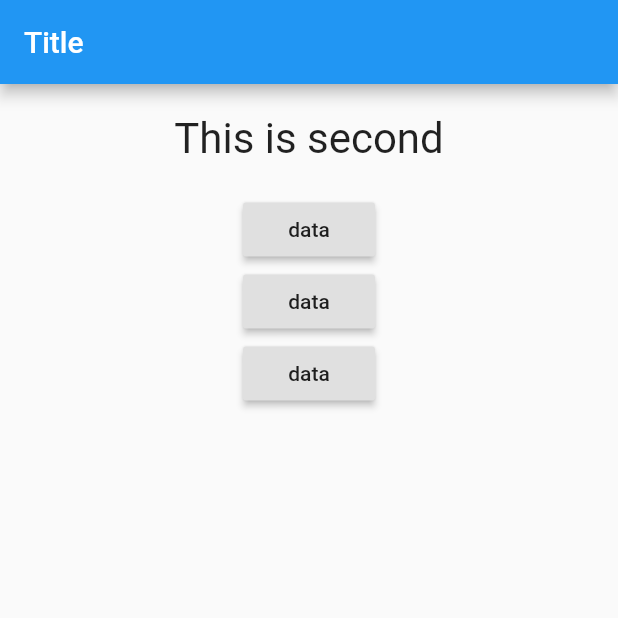
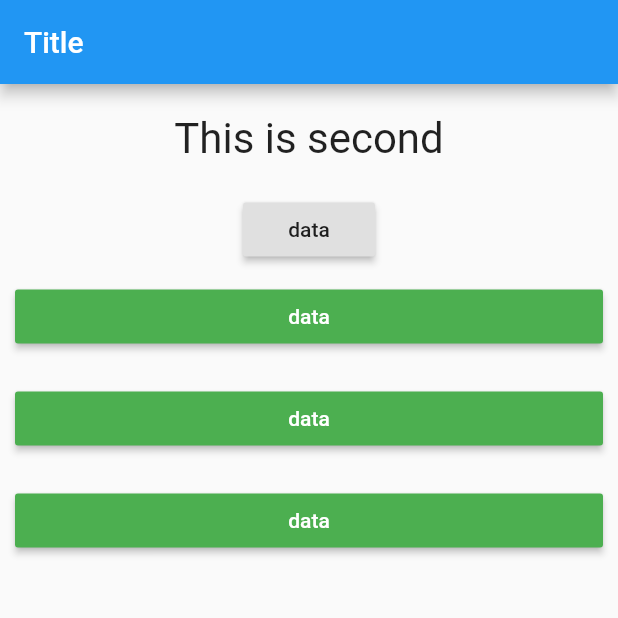
Before and after one commit to ibtehajraza/list_and_dialog, a Flutter app: the screen it shows after launch, after a tap on "data", on a phone screen of 412 x 824 dp, the top half of it. Run offline on Flutter 3.47's test engine with Material 2 defaults, Android fonts, the phone set to English and light mode, and no system bars.

Commit message:
Added answer widget.

```diff
--- /dev/null
+++ b/lib/answer.dart
@@ -0,0 +1,24 @@
+import 'package:flutter/material.dart';
+
+class Answer extends StatelessWidget {
+
+  final Function selectHandler;
+
+  Answer(this.selectHandler);
+
+  @override
+  Widget build(BuildContext context) {
+    return Container(
+      width: double.infinity,
+      margin: EdgeInsets.all(5),
+      padding: EdgeInsets.all(5),
+
+      child: RaisedButton(
+        color: Colors.green,
+        textColor: Colors.white,
+        child: Text('data'),
+        onPressed: selectHandler,
+      ),
+    );
+  }
+}
--- a/lib/main.dart
+++ b/lib/main.dart
@@ -1,6 +1,7 @@
 import 'package:flutter/material.dart';
 
 import './question.dart';
+import './answer.dart';
 
 // void main() {
 //   runApp(MyApp());
@@ -18,7 +19,7 @@ class MyApp extends StatefulWidget {
 class _MyAppState extends State<MyApp> {
   var _questionIndex = 0;
 
-  void _qandA() {
+  void _questionsAnswer() {
     setState(() {
       if (_questionIndex == 1) {
         _questionIndex = 0;
@@ -46,18 +47,11 @@ class _MyAppState extends State<MyApp> {
               ),
               RaisedButton(
                 child: Text('data'),
-                onPressed: _qandA,
+                onPressed: _questionsAnswer,
               ),
-              RaisedButton(
-                child: Text('data'),
-                onPressed: () {
-                  print('DC');
-                },
-              ),
-              RaisedButton(
-                child: Text('data'),
-                onPressed: () {},
-              )
+              Answer(_questionsAnswer),
+              Answer(_questionsAnswer),
+              Answer(_questionsAnswer)
             ],
           ),
         ),
```
